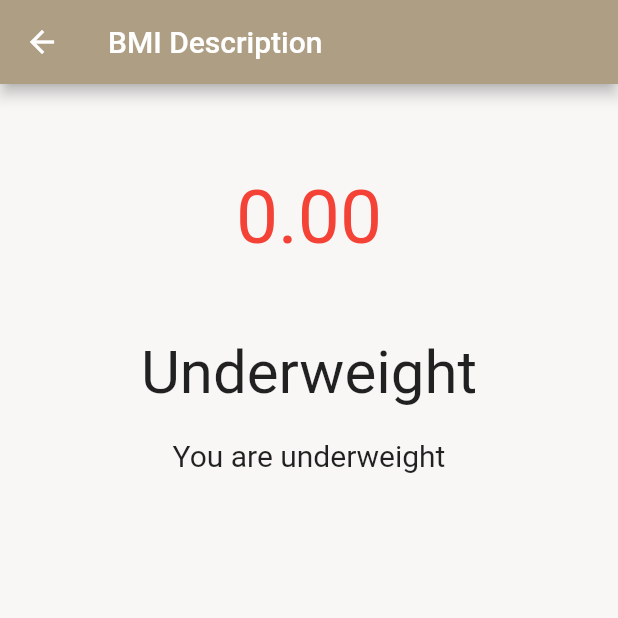
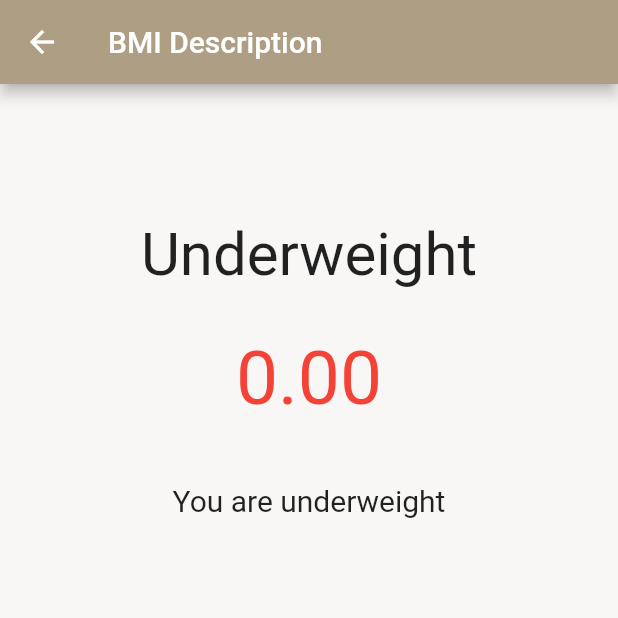
Before and after one commit to sunba23/bmi, a Flutter app: the BmiDescriptionPage screen opened directly with empty values, after a tap on an icon or button, on a phone screen of 412 x 824 dp, the top half of it. Run offline on Flutter 3.47's test engine with Material 2 defaults, Android fonts, the phone set to English and light mode, and no system bars; drawn by our look-alikes of flutter_animate; our stand-ins replace flutter_staggered_animations, shared_preferences; accounts and stored records are empty.

```diff
--- a/lib/other/transitions.dart
+++ b/lib/other/transitions.dart
@@ -1,5 +1,6 @@
 import 'package:flutter/material.dart';
 import 'package:app/pages/history_page.dart';
+import 'package:app/pages/bmi_description_page.dart';
 
 Route createHistoryRoute() {
   return PageRouteBuilder(
@@ -18,3 +19,21 @@ Route createHistoryRoute() {
     },
   );
 }
+
+Route createBmiDescriptionRoute(double result) {
+  return PageRouteBuilder(
+    pageBuilder: (context, animation, secondaryAnimation) => BmiDescriptionPage(result: result, title: "BMI Description",),
+    transitionsBuilder: (context, animation, secondaryAnimation, child) {
+      const begin = Offset(0.0, 1.0);
+      const end = Offset.zero;
+      const curve = Curves.ease;
+
+      var tween = Tween(begin: begin, end: end).chain(CurveTween(curve: curve));
+
+      return SlideTransition(
+        position: animation.drive(tween),
+        child: child,
+      );
+    },
+  );
+}
--- a/lib/pages/bmi_description_page.dart
+++ b/lib/pages/bmi_description_page.dart
@@ -1,6 +1,7 @@
 import 'package:flutter/material.dart';
 import 'package:app/other/descriptions.dart';
 import 'package:app/utils/bmi_result_widget.dart';
+import 'package:flutter_animate/flutter_animate.dart';
 
 class BmiDescriptionPage extends StatefulWidget {
   const BmiDescriptionPage({Key? key, required this.title, required this.result}) : super(key: key);
@@ -27,16 +28,38 @@ class _BmiDescriptionPageState extends State<BmiDescriptionPage> {
         width: double.infinity,
         child: Column(
           children: [
-            const SizedBox(height: 60,),
-            bmiResultWidget(widget.result.toStringAsFixed(2), 50, context),
-            const SizedBox(height: 50,),
+            const SizedBox(height: 90,),
             Text(
               subAndDesc.$1,
               style: const TextStyle(
                 fontSize: 40,
               ),
+            ).animate(
+              effects: [
+                const FadeEffect(
+                  duration: Duration(milliseconds: 1200),
+                  begin: 0,
+                  end: 1,
+                ),
+              ]
+            ).slideY(
+              duration: const Duration(milliseconds: 500),
+              begin: -0.5,
+              end: 0,
             ),
-            const SizedBox(height: 20,),
+            const SizedBox(height: 30,),
+            Animate(
+              effects: const [
+                BlurEffect(
+                  duration: Duration(milliseconds: 500),
+                  curve: Curves.easeInOut,
+                  begin: Offset(10, 10),
+                  end: Offset.zero,
+                )
+              ],
+              child: bmiResultWidget(widget.result.toStringAsFixed(2), 50, context),
+            ),
+            const SizedBox(height: 40,),
             Text(
               subAndDesc.$2,
               style: const TextStyle(
--- a/lib/pages/home_page.dart
+++ b/lib/pages/home_page.dart
@@ -14,7 +14,6 @@ class MyHomePage extends StatefulWidget {
 }
 
 class _MyHomePageState extends State<MyHomePage> {
-  // GlobalKey<MyCustomFormState> customFormKey = GlobalKey<MyCustomFormState>();
   String? bmiResult;
 
   void updateBmiResult(double result) {
@@ -62,7 +61,7 @@ class _MyHomePageState extends State<MyHomePage> {
                 ? bmiResultWidget(bmiResult!, 50, context)
                 : const SizedBox(),
           ]
-        )
+        ),
       ),
     );
   }
--- a/lib/utils/bmi_result_widget.dart
+++ b/lib/utils/bmi_result_widget.dart
@@ -1,19 +1,10 @@
 import 'package:flutter/material.dart';
-import 'package:app/pages/bmi_description_page.dart';
-import 'package:app/utils/bmi_result_widget.dart';
+import 'package:app/other/transitions.dart';
 
 Widget bmiResultWidget (String bmiResult, double fontSize, BuildContext context) {
   return GestureDetector(
     onTap: () {
-      Navigator.push(
-        context,
-        MaterialPageRoute(
-          builder: (context) => BmiDescriptionPage(
-            title: 'BMI Description',
-            result: double.parse(bmiResult),
-          ),
-        ),
-      );
+      Navigator.of(context).push(createBmiDescriptionRoute(double.parse(bmiResult)));
     },
     child: Center(
       child: Text(
--- a/pubspec.yaml
+++ b/pubspec.yaml
@@ -35,6 +35,8 @@ dependencies:
   # Use with the CupertinoIcons class for iOS style icons.
   cupertino_icons: ^1.0.2
   shared_preferences: ^2.2.1
+  flutter_animate: ^4.2.0+1
+  flutter_staggered_animations: ^1.1.1
 
 dev_dependencies:
   flutter_test:
```
Also changed, not shown: lib/pages/history_page.dart (+16 -5 lines), lib/utils/bmi_form.dart (+23 -3 lines), pubspec.lock, 1 other file.
